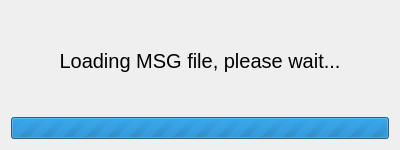
TeamMsgExtractor/msg-explorer, file msg_explorer/ui/loading_screen.ui: the form before one commit.
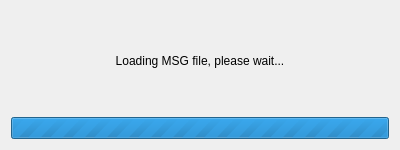
The form after the commit.

```diff
--- a/msg_explorer/ui/loading_screen.ui
+++ b/msg_explorer/ui/loading_screen.ui
@@ -16,11 +16,6 @@
   <layout class="QGridLayout" name="gridLayout">
    <item row="0" column="0">
     <widget class="QLabel" name="loadingMessage">
-     <property name="font">
-      <font>
-       <pointsize>15</pointsize>
-      </font>
-     </property>
      <property name="layoutDirection">
       <enum>Qt::LeftToRight</enum>
      </property>
```
